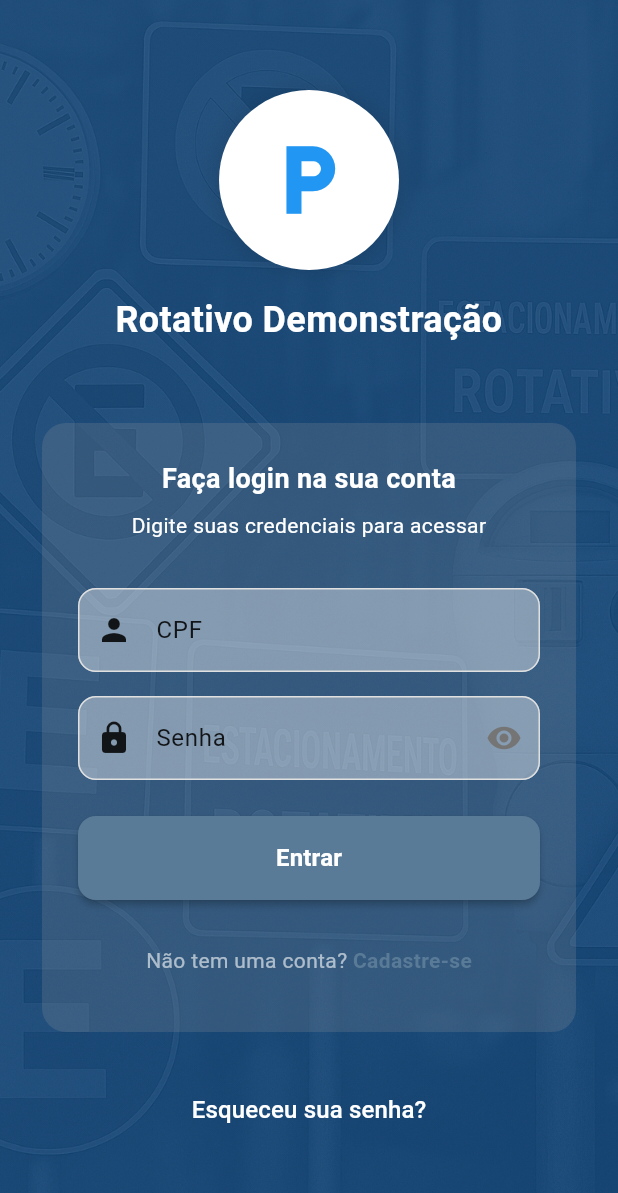
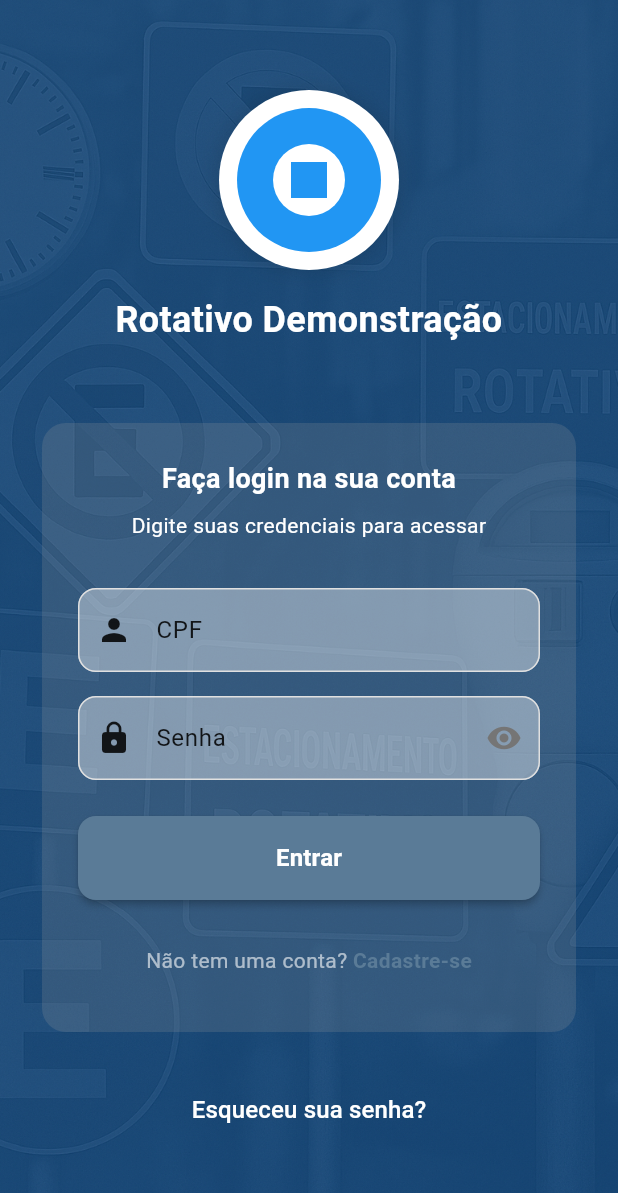
Before and after one commit to rdtecnologia/rotativo, a Flutter app: the screen it shows after launch, on a phone screen of 412 x 824 dp. Shown: the top 1193 px of the screen. Run offline on Flutter 3.47's test engine with Material 3 defaults, Android fonts, the phone set to English and light mode, and no system bars; drawn by our look-alikes of flutter_form_builder; our stand-ins replace dio, flutter_riverpod, flutter_secure_storage, flutter_svg, fluttertoast, form_builder_validators and 6 more; missing offline and left inert: syncfusion_flutter_pdfviewer.

Commit message:
Refactor logo assets and update app logo widget to use SVG format

```diff
--- a/lib/screens/auth/login_widgets/app_logo_widget.dart
+++ b/lib/screens/auth/login_widgets/app_logo_widget.dart
@@ -1,4 +1,5 @@
 import 'package:flutter/material.dart';
+import 'package:flutter_svg/flutter_svg.dart';
 import '../../../config/dynamic_app_config.dart';
 
 class AppLogoWidget extends StatelessWidget {
@@ -26,10 +27,26 @@ class AppLogoWidget extends StatelessWidget {
                   ),
                 ],
               ),
-              child: const Icon(
-                Icons.local_parking,
-                size: 60,
-                color: Colors.blue,
+              child: Center(
+                child: SvgPicture.asset(
+                  'assets/images/svg/logo.svg',
+                  width: 120,
+                  height: 120,
+                  fit: BoxFit.contain,
+                  placeholderBuilder: (context) => Container(
+                    width: 60,
+                    height: 60,
+                    decoration: BoxDecoration(
+                      color: Colors.blue,
+                      borderRadius: BorderRadius.circular(30),
+                    ),
+                    child: const Icon(
+                      Icons.local_parking,
+                      size: 40,
+                      color: Colors.white,
+                    ),
+                  ),
+                ),
               ),
             ),
             const SizedBox(height: 16),
--- a/pubspec.yaml
+++ b/pubspec.yaml
@@ -56,6 +56,9 @@ dependencies:
   # PDF viewer
   syncfusion_flutter_pdfviewer: ^30.2.4
 
+  # SVG support
+  flutter_svg: ^2.0.9
+
 dev_dependencies:
   flutter_test:
     sdk: flutter
@@ -67,6 +70,7 @@ flutter:
   # Assets
   assets:
     - assets/images/
+    - assets/images/svg/
     - assets/config/cities/
     - assets/config/cities/Main/
     - assets/config/cities/PatosDeMinas/
```
Also changed, not shown: assets/images/svg/file.svg (deleted), assets/images/svg/logo.svg, assets/images/svg/rotativo_logo.svg (deleted), lib/config/generated/app_config.dart, pubspec.lock.
